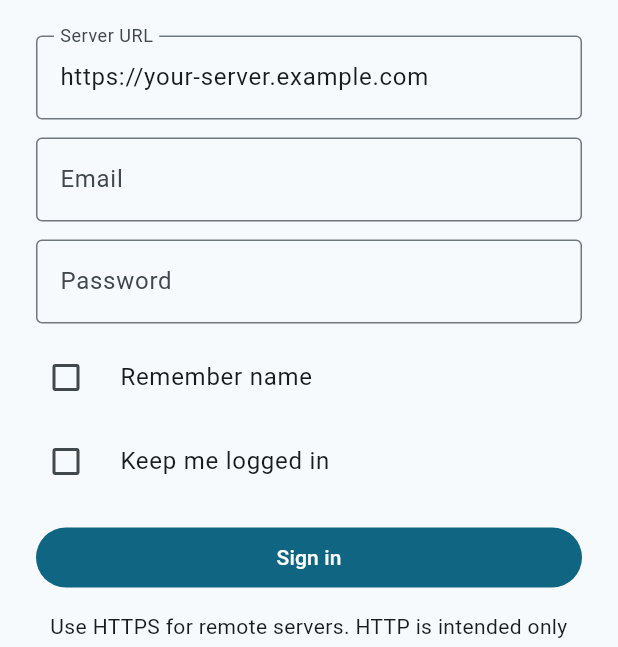
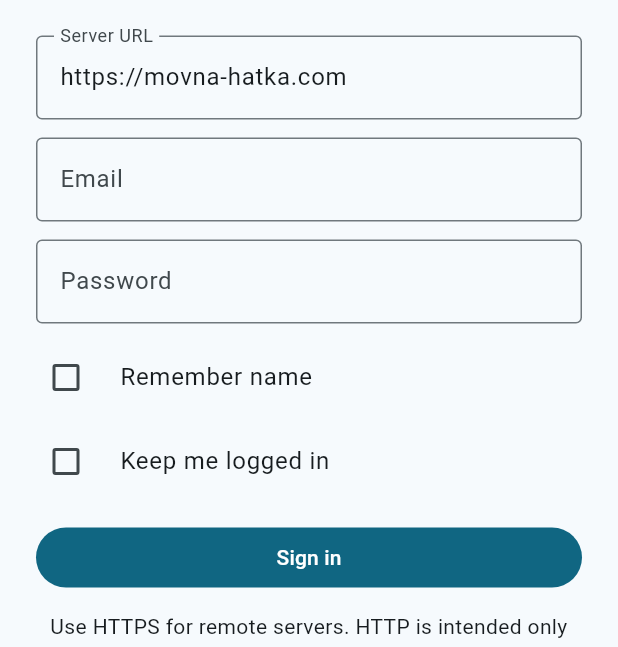
Before and after one commit to Dobryvechir/norsk_sprak, a Flutter app: the screen it shows after launch, on a phone screen of 412 x 824 dp, the part 380-1027 px from its top. Run offline on Flutter 3.47's test engine with Material 3 defaults, Android fonts, the phone set to English and light mode, and no system bars; our stand-ins replace camera, cross_file, dio, fc_native_video_thumbnail, file_picker, flutter_secure_storage and 6 more; missing offline and left inert: dart:js_interop, pdfrx, record.

Commit message:
movna hatka support

```diff
--- /dev/null
+++ b/norsk_flutter_app/devtools_options.yaml
@@ -0,0 +1,3 @@
+description: This file stores settings for Dart & Flutter DevTools.
+documentation: https://docs.flutter.dev/tools/devtools/extensions#configure-extension-enablement-states
+extensions:
--- a/norsk_flutter_app/lib/screens/login_screen.dart
+++ b/norsk_flutter_app/lib/screens/login_screen.dart
@@ -1,3 +1,4 @@
+import 'package:flutter/foundation.dart' show kIsWeb;
 import 'package:flutter/material.dart';
 import '../l10n/l10n.dart';
 import '../services/api.dart';
@@ -8,7 +9,9 @@ class LoginScreen extends StatefulWidget {
   @override State<LoginScreen> createState() => _LoginScreenState();
 }
 class _LoginScreenState extends State<LoginScreen> {
-  final server = TextEditingController(text: 'https://your-server.example.com');
+  static String get defaultServer =>
+      kIsWeb && Uri.base.host == 'localhost' ? 'http://127.0.0.1:8000' : 'https://movna-hatka.com';
+  final server = TextEditingController(text: defaultServer);
   final email = TextEditingController(); final password = TextEditingController();
   bool busy = false, rememberName = false, keepLoggedIn = false;
   @override void initState() {
--- a/norsk_flutter_app/pubspec.yaml
+++ b/norsk_flutter_app/pubspec.yaml
@@ -13,7 +13,7 @@ dependencies:
   file_picker: ^8.1.4
   just_audio: ^0.9.42
   path_provider: ^2.1.5
-  flutter_secure_storage: ^9.2.2
+  flutter_secure_storage: ^10.0.0
   path: ^1.9.0
   shared_preferences: ^2.3.3
   audio_session: ^0.1.21
@@ -29,6 +29,7 @@ dependencies:
   xml: ^7.1.0
   geolocator: ^14.0.2
   google_sign_in: ^7.2.0
+  cupertino_icons: ^1.0.8
 dev_dependencies:
   flutter_test:
     sdk: flutter
```
